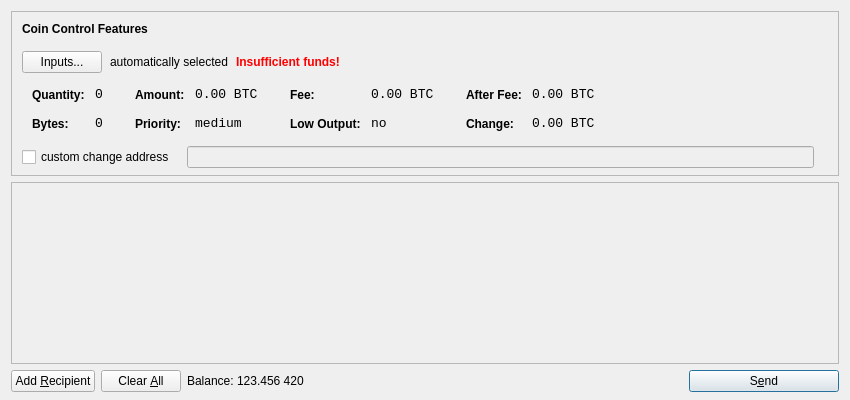
horcoin/horcoin, file src/qt/forms/sendcoinsdialog.ui: the form before one commit.
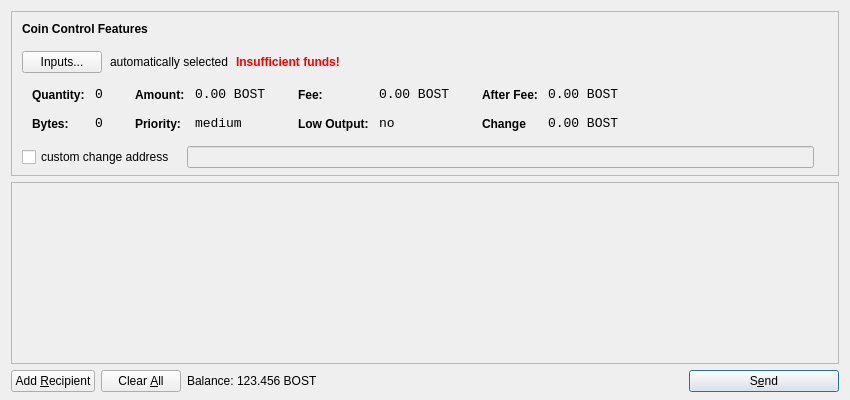
The form after the commit. Icons and pictures are not drawn.

The edit to the form file:
```diff
--- a/src/qt/forms/sendcoinsdialog.ui
+++ b/src/qt/forms/sendcoinsdialog.ui
@@ -321,7 +321,7 @@
                   <enum>Qt::ActionsContextMenu</enum>
                  </property>
                  <property name="text">
-                  <string notr="true">0.00 BTC</string>
+                  <string>0.00 BOST</string>
                  </property>
                  <property name="textInteractionFlags">
                   <set>Qt::LinksAccessibleByMouse|Qt::TextSelectableByKeyboard|Qt::TextSelectableByMouse</set>
@@ -407,7 +407,7 @@
                   <enum>Qt::ActionsContextMenu</enum>
                  </property>
                  <property name="text">
-                  <string notr="true">0.00 BTC</string>
+                  <string>0.00 BOST</string>
                  </property>
                  <property name="textInteractionFlags">
                   <set>Qt::LinksAccessibleByMouse|Qt::TextSelectableByKeyboard|Qt::TextSelectableByMouse</set>
@@ -493,7 +493,7 @@
                   <enum>Qt::ActionsContextMenu</enum>
                  </property>
                  <property name="text">
-                  <string notr="true">0.00 BTC</string>
+                  <string>0.00 BOST</string>
                  </property>
                  <property name="textInteractionFlags">
                   <set>Qt::LinksAccessibleByMouse|Qt::TextSelectableByKeyboard|Qt::TextSelectableByMouse</set>
@@ -506,7 +506,7 @@
                   <string notr="true">font-weight:bold;</string>
                  </property>
                  <property name="text">
-                  <string>Change:</string>
+                  <string>Change</string>
                  </property>
                 </widget>
                </item>
@@ -525,7 +525,7 @@
                   <enum>Qt::ActionsContextMenu</enum>
                  </property>
                  <property name="text">
-                  <string notr="true">0.00 BTC</string>
+                  <string>0.00 BOST</string>
                  </property>
                  <property name="textInteractionFlags">
                   <set>Qt::LinksAccessibleByMouse|Qt::TextSelectableByKeyboard|Qt::TextSelectableByMouse</set>
@@ -709,6 +709,12 @@
        </property>
        <item>
         <widget class="QLabel" name="label">
+         <property name="sizePolicy">
+          <sizepolicy hsizetype="Preferred" vsizetype="Fixed">
+           <horstretch>0</horstretch>
+           <verstretch>0</verstretch>
+          </sizepolicy>
+         </property>
          <property name="text">
           <string>Balance:</string>
          </property>
@@ -716,11 +722,17 @@
        </item>
        <item>
         <widget class="QLabel" name="labelBalance">
+         <property name="sizePolicy">
+          <sizepolicy hsizetype="Preferred" vsizetype="Fixed">
+           <horstretch>0</horstretch>
+           <verstretch>0</verstretch>
+          </sizepolicy>
+         </property>
          <property name="cursor">
           <cursorShape>IBeamCursor</cursorShape>
          </property>
          <property name="text">
-          <string>123.456 420</string>
+          <string>123.456 BOST</string>
          </property>
          <property name="textInteractionFlags">
           <set>Qt::LinksAccessibleByMouse|Qt::TextSelectableByKeyboard|Qt::TextSelectableByMouse</set>
```
Left out of the diff: 4 changed lines with no effect on the pictures.
